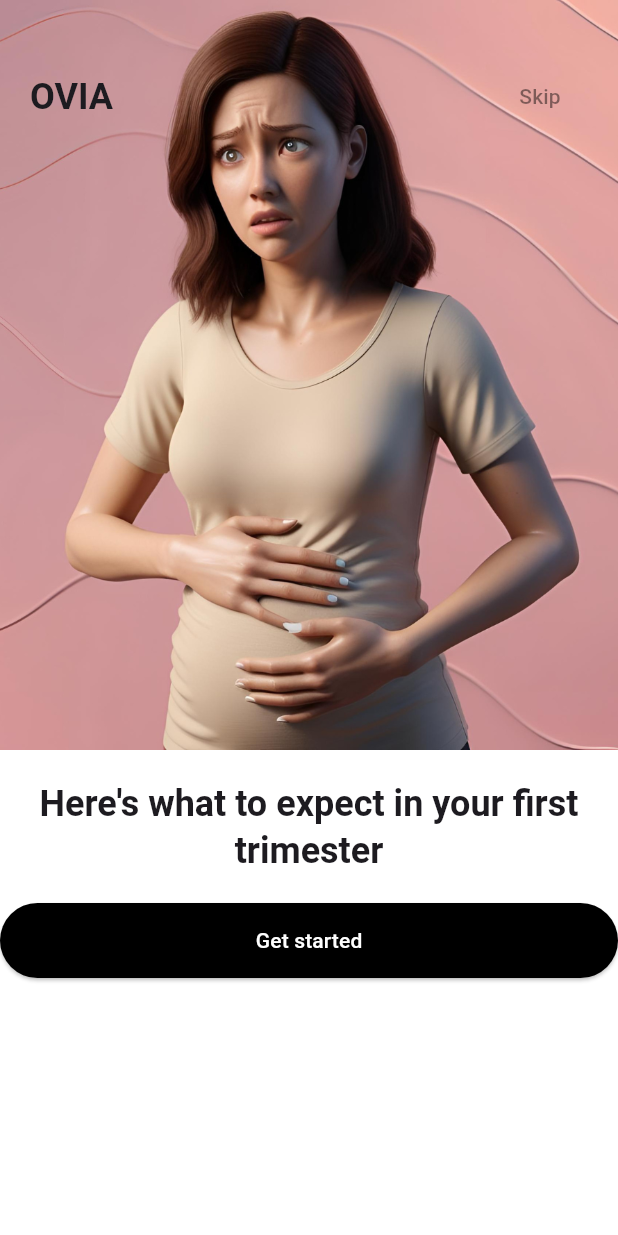
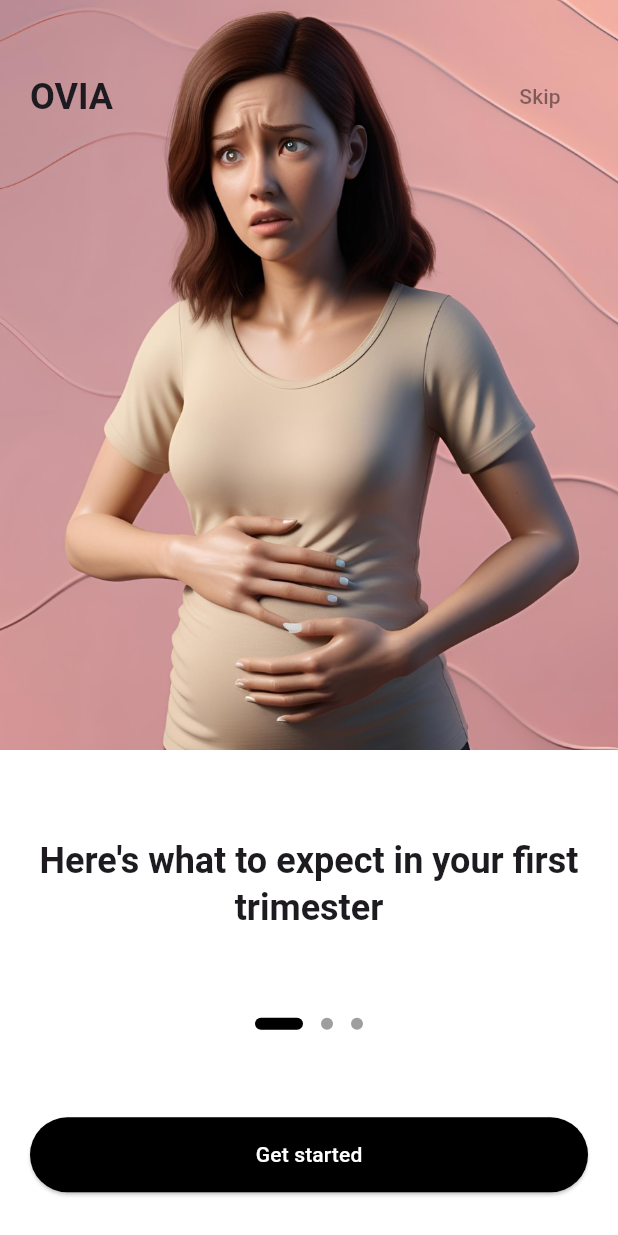
Before and after one commit to ClarenceLaria/ovia, a Flutter app: the screen it shows after launch, on a phone screen of 412 x 824 dp. Run offline on Flutter 3.47's test engine with Material 3 defaults, Android fonts, the phone set to English and light mode, and no system bars; drawn by our look-alikes of smooth_page_indicator.

Commit message:
onboarding screen and page updates

```diff
--- a/lib/features/onboarding/screens/onboarding_screen.dart
+++ b/lib/features/onboarding/screens/onboarding_screen.dart
@@ -1,5 +1,6 @@
 import 'package:flutter/material.dart';
 import 'package:ovia_app/features/onboarding/widgets/onboarding_page.dart';
+import 'package:smooth_page_indicator/smooth_page_indicator.dart';
 
 class OnboardingScreen extends StatefulWidget {
   const OnboardingScreen({super.key});
@@ -26,10 +27,10 @@ class _OnboardingScreenState extends State<OnboardingScreen> {
       "image": "assets/images/onboarding/pregnant1.png",
     },
     {
-      "title": "Meet our moms!",
+      "title": "",
       "subtitle": "Meet some of the millions of people who used MyFlow to support them on their paths to parenthood.",
       "buttonText": "Next",
-      "image": "assets/images/onboarding/mother_holding_child.jpg",
+      "image": "assets/images/onboarding/mother_holding_child4.jpg",
     },
   ];
 
@@ -70,6 +71,17 @@ class _OnboardingScreenState extends State<OnboardingScreen> {
                 buttonText: onboardingData[index]['buttonText']!,
                 image: onboardingData[index]['image']!,
                 onButtonPressed: nextPage,
+                indicator: SmoothPageIndicator(
+                    controller: _pageController,
+                    count: onboardingData.length,
+                    effect: const ExpandingDotsEffect(
+                      activeDotColor: Colors.black,
+                      dotHeight: 8,
+                      dotWidth: 8,
+                      spacing: 12,
+                      expansionFactor: 4,
+                    ),
+                  ),
               );
             },
           ),
@@ -89,8 +101,7 @@ class _OnboardingScreenState extends State<OnboardingScreen> {
                   : const SizedBox.shrink(),
               ],
             ),
-          )
-
+          ),
         ],
       ),
     );
--- a/lib/features/onboarding/widgets/onboarding_page.dart
+++ b/lib/features/onboarding/widgets/onboarding_page.dart
@@ -8,6 +8,7 @@ class OnboardingPage extends StatelessWidget{
     required this.buttonText,
     required this.image,
     required this.onButtonPressed,
+    required this.indicator,
   });
 
   final String title;
@@ -15,18 +16,23 @@ class OnboardingPage extends StatelessWidget{
   final String buttonText;
   final String image;
   final VoidCallback onButtonPressed;
+  final Widget indicator;
 
   @override
   Widget build(BuildContext context){
     return Column(
+      mainAxisAlignment: MainAxisAlignment.spaceBetween,
       children: [
         Image.asset(
           fit: BoxFit.cover,
           image,
           height: 500,
+          width: double.infinity,
         ),
         const SizedBox(height: 20),
-        Column(
+        Padding(
+          padding: const EdgeInsets.symmetric(horizontal: 20.0),
+          child: Column(
             children: [
               Text(
                 title,
@@ -43,8 +49,13 @@ class OnboardingPage extends StatelessWidget{
               ],
             ],
           ),
+        ),
         const SizedBox(height: 20),
-        ElevatedButton(
+        indicator,
+        const SizedBox(height: 20),
+        Padding(
+          padding: const EdgeInsets.symmetric(horizontal: 20.0),
+          child: ElevatedButton(
             style: ElevatedButton.styleFrom(
               minimumSize: const Size(double.infinity, 50),
               shape: RoundedRectangleBorder(
@@ -56,6 +67,8 @@ class OnboardingPage extends StatelessWidget{
             onPressed: onButtonPressed,
             child: Text(buttonText),
           ),
+        ),
+        const SizedBox(height: 10),
       ],
     );
   }
--- a/pubspec.yaml
+++ b/pubspec.yaml
@@ -30,6 +30,7 @@ environment:
 dependencies:
   flutter:
     sdk: flutter
+  smooth_page_indicator: ^1.2.1
 
 
   # The following adds the Cupertino Icons font to your application.
```
Also changed, not shown: pubspec.lock. Lines whose indentation alone changed are shown as unchanged.
